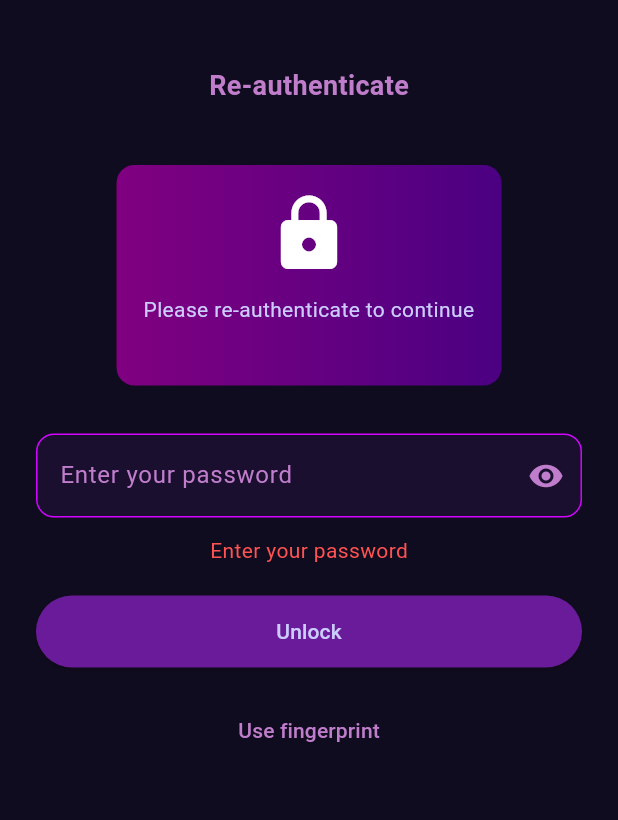
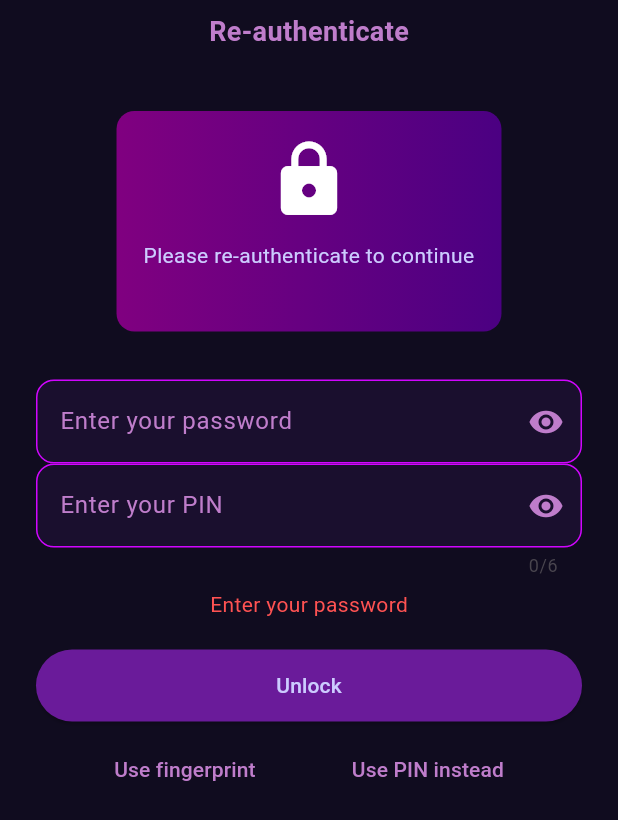
Before and after one commit to EmihleMaxengana/purple-safety, a Flutter app: the ReauthScreen screen opened directly, after a tap on "Unlock", on a phone screen of 412 x 824 dp. Shown: the top 820 px of the screen. Run offline on Flutter 3.47's test engine with Material 3 defaults, Android fonts, the phone set to English and light mode, and no system bars; our stand-ins replace cloud_firestore, firebase_auth, firebase_core, firebase_messaging, flutter_native_contact_picker, flutter_secure_storage and 9 more; missing offline and left inert: app_settings, local_auth_android, local_auth_darwin, record; accounts and stored records are empty.

Commit message:
Implement reauth logic for app reactivating

```diff
--- a/lib/reauth_screen.dart
+++ b/lib/reauth_screen.dart
@@ -1,7 +1,9 @@
 import 'package:flutter/material.dart';
 import 'package:firebase_auth/firebase_auth.dart';
+import 'package:flutter/services.dart';
 import 'package:purple_safety/services/auth_service.dart';
-// import 'package:purple_safety/login_screen.dart';
+import 'package:purple_safety/login_screen.dart';
+import 'package:shared_preferences/shared_preferences.dart';
 
 class ReauthScreen extends StatefulWidget {
   const ReauthScreen({Key? key, this.onAuthenticated}) : super(key: key);
@@ -14,6 +16,9 @@ class ReauthScreen extends StatefulWidget {
 
 class _ReauthScreenState extends State<ReauthScreen> {
   final TextEditingController _passwordController = TextEditingController();
+  final TextEditingController _pinController = TextEditingController();
+  final FocusNode _passwordFocus = FocusNode();
+  final FocusNode _pinFocus = FocusNode();
   final AuthService _authService = AuthService();
   bool _obscure = true;
   String _error = '';
@@ -23,7 +28,51 @@ class _ReauthScreenState extends State<ReauthScreen> {
   Color get _accent => const Color(0xFFBF7DCB);
   Color get _bgDark => const Color(0xFF100c1f);
 
+  bool _usePIN = false;
+  bool _usePasswd = false;
+  bool _useBiometrics = false;
+
+  @override
+  void initState() {
+    super.initState();
+    _loadInitStates();
+  }
+
+  Future<void> _loadInitStates() async {
+    SharedPreferences prefs = await SharedPreferences.getInstance();
+    setState(() {
+      _usePIN = prefs.getBool('usePinAuth') ?? false;
+      _usePasswd = prefs.getBool('usePasswordAuth') ?? true;
+      _useBiometrics = prefs.getBool('useBiometrics') ?? false;
+    });
+  }
+
+  void _switchAuthMethod() async {
+    setState(() {
+      _usePasswd = !_usePasswd;
+      _usePIN = !_usePIN;
+      // Clear controllers when switching methods
+      _passwordController.clear();
+      _pinController.clear();
+      _error = '';
+    });
+    // Request focus on the active input
+
+    SharedPreferences prefs = await SharedPreferences.getInstance();
+    prefs.setBool('usePinAuth', _usePIN);
+    prefs.setBool('usePasswordAuth', _usePasswd);
+
+    if (_usePasswd) {
+      _passwordFocus.requestFocus();
+    } else {
+      _pinFocus.requestFocus();
+    }
+  }
+
   Future<void> _submit() async {
+    if (_usePasswd) {
+      print('Submitting password auth');
+
       final password = _passwordController.text.trim();
       if (password.isEmpty) {
         setState(() => _error = 'Enter your password');
@@ -44,9 +93,36 @@ class _ReauthScreenState extends State<ReauthScreen> {
       }
     }
 
+    if (_usePIN) {
+      print('Submitting PIN auth');
+
+      final pin = _pinController.text.trim();
+      if (pin.isEmpty) {
+        setState(() => _error = 'Enter your PIN');
+        return;
+      }
+
+      setState(() => _isLoading = true);
+
+      final isValid = await _authService.reauthenticateWithPIN(pin);
+      if (isValid) {
+        await _authService.markSessionVerified();
+        widget.onAuthenticated?.call();
+      } else {
+        setState(() {
+          _error = 'Incorrect PIN';
+          _isLoading = false;
+        });
+      }
+    }
+  }
+
   @override
   void dispose() {
     _passwordController.dispose();
+    _pinController.dispose();
+    _passwordFocus.dispose();
+    _pinFocus.dispose();
     super.dispose();
   }
 
@@ -59,7 +135,7 @@ class _ReauthScreenState extends State<ReauthScreen> {
       backgroundColor: _bgDark,
       body: SafeArea(
         child: Padding(
-          padding: const EdgeInsets.symmetric(horizontal: 24.0, vertical: 36.0),
+          padding: const EdgeInsets.symmetric(horizontal: 24.0),
           child: Column(
             crossAxisAlignment: CrossAxisAlignment.center,
             children: [
@@ -116,7 +192,10 @@ class _ReauthScreenState extends State<ReauthScreen> {
                 ),
               ),
               const SizedBox(height: 32),
+              if (_usePasswd)
                 TextField(
+                  // autofocus: _usePasswd,
+                  focusNode: _passwordFocus,
                   controller: _passwordController,
                   obscureText: _obscure,
                   enabled: !_isLoading,
@@ -144,7 +223,40 @@ class _ReauthScreenState extends State<ReauthScreen> {
                   ),
                   onSubmitted: !_isLoading ? (_) => _submit() : null,
                 ),
-              const SizedBox(height: 12),
+              if (_usePIN) ...[
+                TextField(
+                  inputFormatters: [FilteringTextInputFormatter.digitsOnly],
+                  focusNode: _pinFocus,
+                  controller: _pinController,
+                  obscureText: _obscure,
+                  enabled: !_isLoading,
+                  style: const TextStyle(color: Color(0xFFCCCCFF)),
+                  maxLength: 6,
+                  decoration: InputDecoration(
+                    filled: true,
+                    fillColor: const Color(0xFF1a0f2e),
+                    hintText: 'Enter your PIN',
+                    hintStyle: const TextStyle(color: Color(0xFFBF7DCB)),
+                    suffixIcon: IconButton(
+                      icon: Icon(
+                        _obscure ? Icons.visibility : Icons.visibility_off,
+                        color: _accent,
+                      ),
+                      onPressed: () => setState(() => _obscure = !_obscure),
+                    ),
+                    enabledBorder: OutlineInputBorder(
+                      borderSide: const BorderSide(color: Color(0xFFD105FF)),
+                      borderRadius: BorderRadius.circular(12),
+                    ),
+                    focusedBorder: OutlineInputBorder(
+                      borderSide: const BorderSide(color: Color(0xFFD105FF)),
+                      borderRadius: BorderRadius.circular(12),
+                    ),
+                  ),
+                  onSubmitted: !_isLoading ? (_) => _submit() : null,
+                ),
+              ],
+              const SizedBox(height: 8),
               if (_error.isNotEmpty)
                 Text(_error, style: const TextStyle(color: Colors.redAccent)),
               const SizedBox(height: 20),
@@ -199,7 +311,10 @@ class _ReauthScreenState extends State<ReauthScreen> {
                   ),
                 ],
               ),
-              const SizedBox(height: 18),
+              const SizedBox(height: 8),
+              Row(
+                mainAxisAlignment: MainAxisAlignment.spaceEvenly,
+                children: [
                   TextButton(
                     onPressed: _isLoading
                         ? null
@@ -217,6 +332,15 @@ class _ReauthScreenState extends State<ReauthScreen> {
                       style: TextStyle(color: _accent),
                     ),
                   ),
+                  TextButton(
+                    onPressed: _isLoading ? null : _switchAuthMethod,
+                    child: Text(
+                      _usePasswd ? 'Use PIN instead' : 'Use password instead',
+                      style: TextStyle(color: _accent),
+                    ),
+                  ),
+                ],
+              ),
             ],
           ),
         ),
--- a/lib/services/auth_service.dart
+++ b/lib/services/auth_service.dart
@@ -190,6 +190,14 @@ class AuthService {
     }
   }
 
+  Future<bool> reauthenticateWithPIN(String pin) async {
+    // Placeholder for PIN-based re-authentication logic
+    // In a real implementation, you would verify the PIN against a secure store
+    print('Re-authenticating with PIN: $pin');
+    await Future.delayed(const Duration(seconds: 1)); // Simulate async work
+    return pin == '123456'; // Example: only accept '1234' as valid PINj
+  }
+
   /// Clear stored session info for current user
   Future<void> clearSession() async {
     try {
```
Lines whose indentation alone changed are shown as unchanged.
